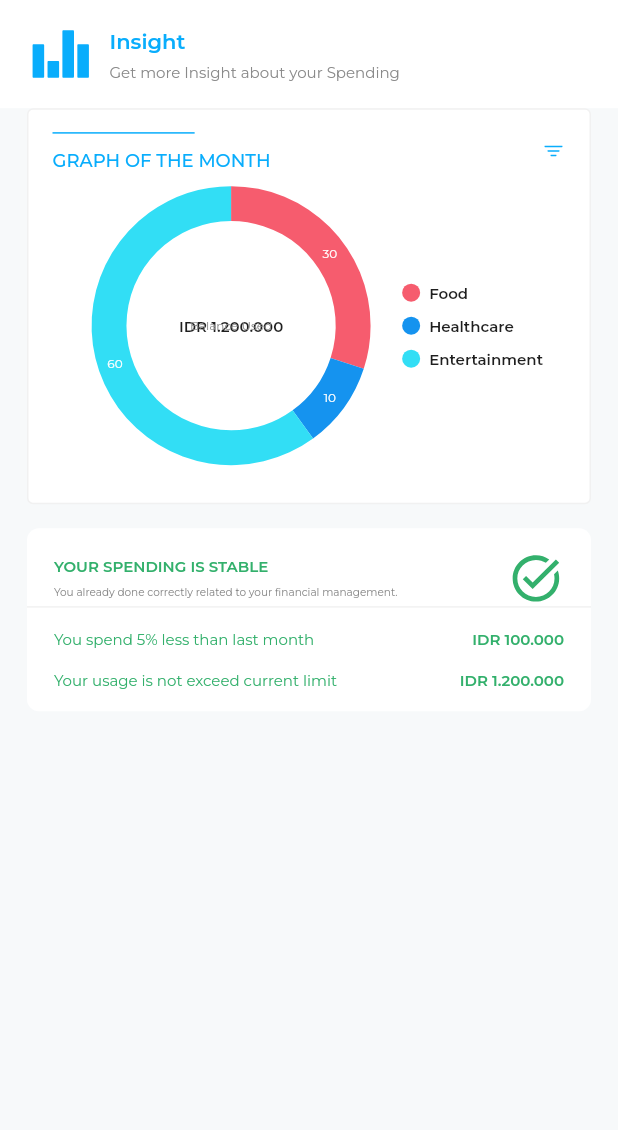
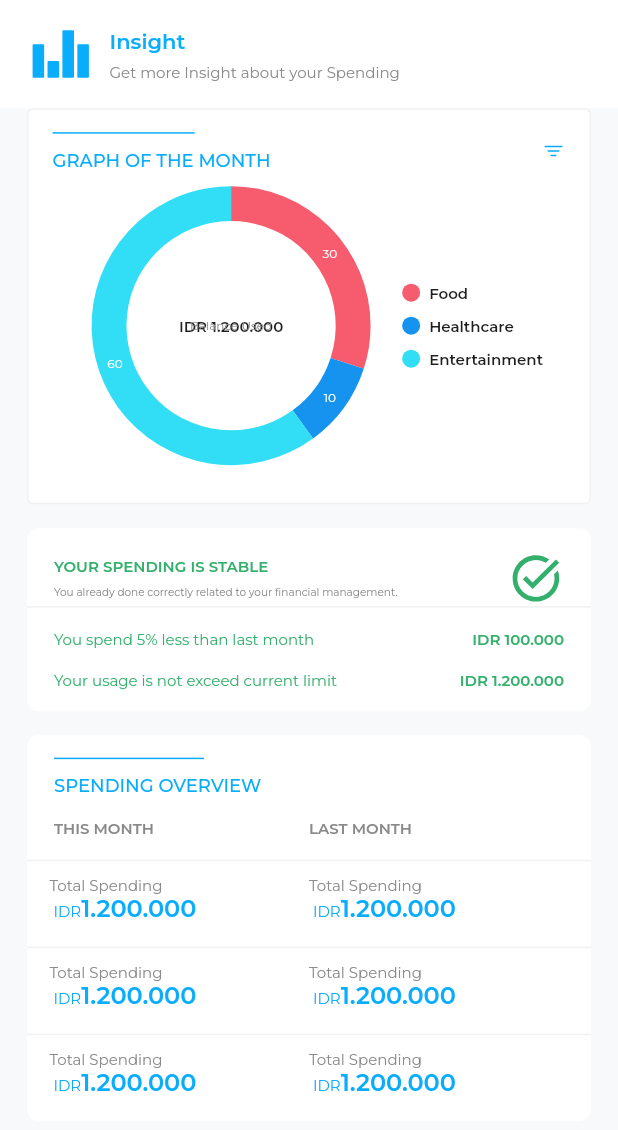
Before and after one commit to Fadzaa/flutter-weMoney-getx, a Flutter app: the InsightView screen opened by its route, on a phone screen of 412 x 824 dp. Shown: the top 1130 px of the screen. Run offline on Flutter 3.47's test engine with Material 2 defaults, Android fonts, the phone set to English and light mode, and no system bars; our stand-ins replace flutter_svg, get, google_fonts, introduction_screen, mask_text_input_formatter, persistent_bottom_nav_bar and 2 more; missing offline and left inert: syncfusion_flutter_core.

Commit message:
feat: [FA] add spending overview

```diff
--- /dev/null
+++ b/lib/app/features/insight/components/spending_overview.dart
@@ -0,0 +1,172 @@
+import 'package:flutter/material.dart';
+import 'package:google_fonts/google_fonts.dart';
+import 'package:we_money_getx/common/helper/index.dart';
+
+class SpendingOverview extends StatelessWidget {
+  const SpendingOverview({super.key});
+
+  @override
+  Widget build(BuildContext context) {
+    return Container(
+      padding: EdgeInsets.symmetric(vertical: 15),
+      decoration: BoxDecoration(
+        color: Colors.white,
+        borderRadius: BorderRadius.circular(8)
+      ),
+      child: Column(
+        children: [
+
+          Padding(
+            padding: EdgeInsets.symmetric(horizontal: 18),
+            child: Column(
+              crossAxisAlignment: CrossAxisAlignment.start,
+              children: [
+                Column(
+                  crossAxisAlignment: CrossAxisAlignment.start,
+                  children: [
+                    Container(
+                      color: primaryColor,
+                      height: 1,
+                      width: 100,
+                      margin: EdgeInsets.only(bottom: 10),
+                    ),
+                    Text(
+                      "SPENDING OVERVIEW",
+                      style: tsPrimaryMedium.copyWith(
+                        fontSize: 12,
+                      ),
+                    ),
+                  ],
+                ),
+
+                SizedBox(height: 15,),
+
+                Row(
+                  children: [
+                    Expanded(
+                      child: Text("THIS MONTH",
+                        style: tsCommonHeadingCard.copyWith(
+                            fontWeight: FontWeight.w600
+                        ),
+                      ),
+                    ),
+                    Expanded(
+                      child: Text("LAST MONTH",
+                        style: tsCommonHeadingCard.copyWith(
+                            fontWeight: FontWeight.w600
+                        ),
+                      ),
+                    ),
+                  ],
+                )
+              ],
+            ),
+          ),
+
+          Padding(
+            padding: const EdgeInsets.only(top: 15, bottom: 10),
+            child: Divider(color: lineColor, height: 1, thickness: 1),
+          ),
+
+          Row(
+            children: [
+              Expanded(
+                  child: Padding(
+                    padding: const EdgeInsets.only(left: 15),
+                    child: TextOverview(headerText: "Total Spending", nominalText: "1.200.000"),
+                  )
+              ),
+              Expanded(
+                  child: TextOverview(headerText: "Total Spending", nominalText: "1.200.000")
+              ),
+            ],
+          ),
+
+          Padding(
+            padding: const EdgeInsets.only(top: 15, bottom: 10),
+            child: Divider(color: lineColor, height: 1, thickness: 1),
+          ),
+
+          Row(
+            children: [
+              Expanded(
+                  child: Padding(
+                    padding: const EdgeInsets.only(left: 15),
+                    child: TextOverview(headerText: "Total Spending", nominalText: "1.200.000"),
+                  )
+              ),
+              Expanded(
+                  child: TextOverview(headerText: "Total Spending", nominalText: "1.200.000")
+              ),
+            ],
+          ),
+
+          Padding(
+            padding: const EdgeInsets.only(top: 15, bottom: 10),
+            child: Divider(color: lineColor, height: 1, thickness: 1),
+          ),
+
+          Row(
+            children: [
+              Expanded(
+                  child: Padding(
+                    padding: const EdgeInsets.only(left: 15),
+                    child: TextOverview(headerText: "Total Spending", nominalText: "1.200.000"),
+                  )
+              ),
+              Expanded(
+                  child: TextOverview(headerText: "Total Spending", nominalText: "1.200.000")
+              ),
+            ],
+          ),
+
+
+
+        ],
+      ),
+    );
+  }
+}
+
+
+class TextOverview extends StatelessWidget {
+  const TextOverview({
+    required this.headerText,
+    required this.nominalText,
+    super.key
+  });
+
+  final String headerText;
+  final String nominalText;
+
+  @override
+  Widget build(BuildContext context) {
+    return Column(
+      crossAxisAlignment: CrossAxisAlignment.start,
+      children: [
+        Text(headerText, style: tsCommonHeadingCard),
+
+        Row(
+          crossAxisAlignment: CrossAxisAlignment.end,
+          children: [
+            Padding(
+              padding: const EdgeInsets.only(bottom: 3),
+              child: Text(" IDR", style: tsCommonHeadingCard.copyWith(
+                  color: primaryColor
+              ),),
+            ),
+
+            Text(nominalText, style: GoogleFonts.montserrat(
+              fontWeight: FontWeight.w600,
+              fontSize: 16,
+              color: primaryColor
+            ),
+            )
+
+          ],
+        )
+
+      ],
+    );
+  }
+}
--- a/lib/app/features/insight/insight_view.dart
+++ b/lib/app/features/insight/insight_view.dart
@@ -4,6 +4,7 @@ import 'package:get/get.dart';
 import 'package:syncfusion_flutter_charts/charts.dart';
 import 'package:we_money_getx/app/features/insight/components/spending_chart.dart';
 import 'package:we_money_getx/app/features/insight/components/spending_evaluation.dart';
+import 'package:we_money_getx/app/features/insight/components/spending_overview.dart';
 
 import '../../../common/helper/index.dart';
 import '../../model/chart.dart';
@@ -18,7 +19,8 @@ class InsightView extends GetView {
 
     return Scaffold(
       backgroundColor: Color(0xFFF7F9FA),
-      body: Column(
+      body: SingleChildScrollView(
+        child: Column(
           crossAxisAlignment: CrossAxisAlignment.start,
           children: [
             //Heading
@@ -77,6 +79,8 @@ class InsightView extends GetView {
                     child: SpendingEvaluation(),
                   ),
 
+                  SpendingOverview()
+
 
 
 
@@ -87,6 +91,7 @@ class InsightView extends GetView {
 
           ],
         ),
+      ),
     );
   }
 }
```
Lines whose indentation alone changed are shown as unchanged.
